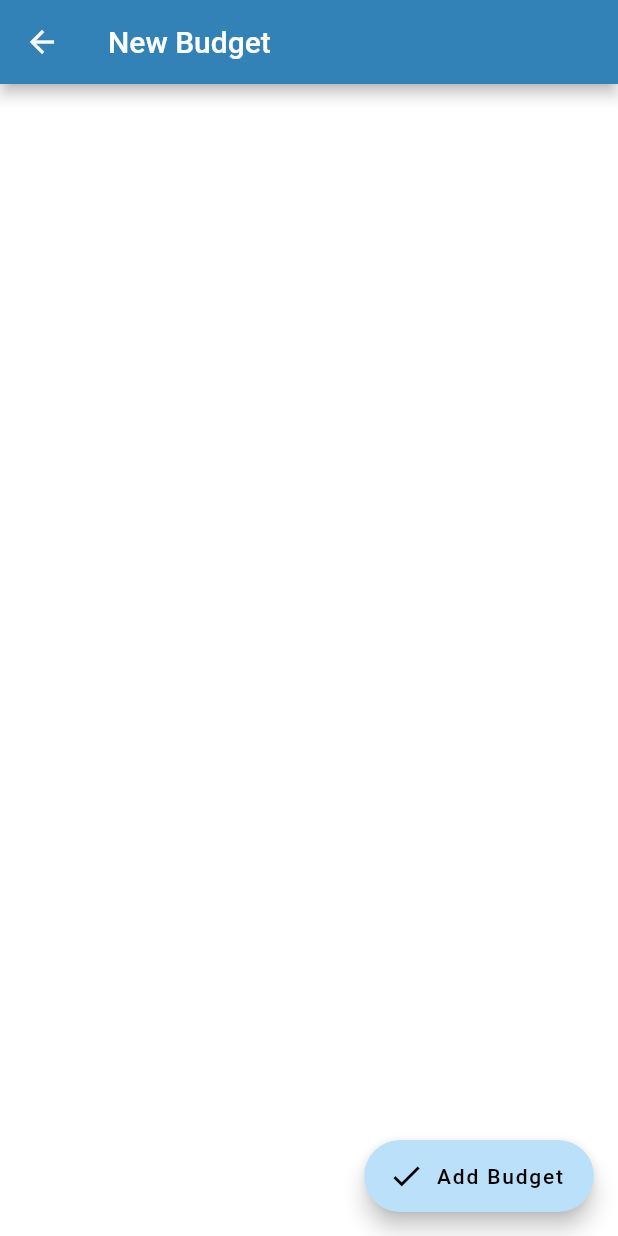
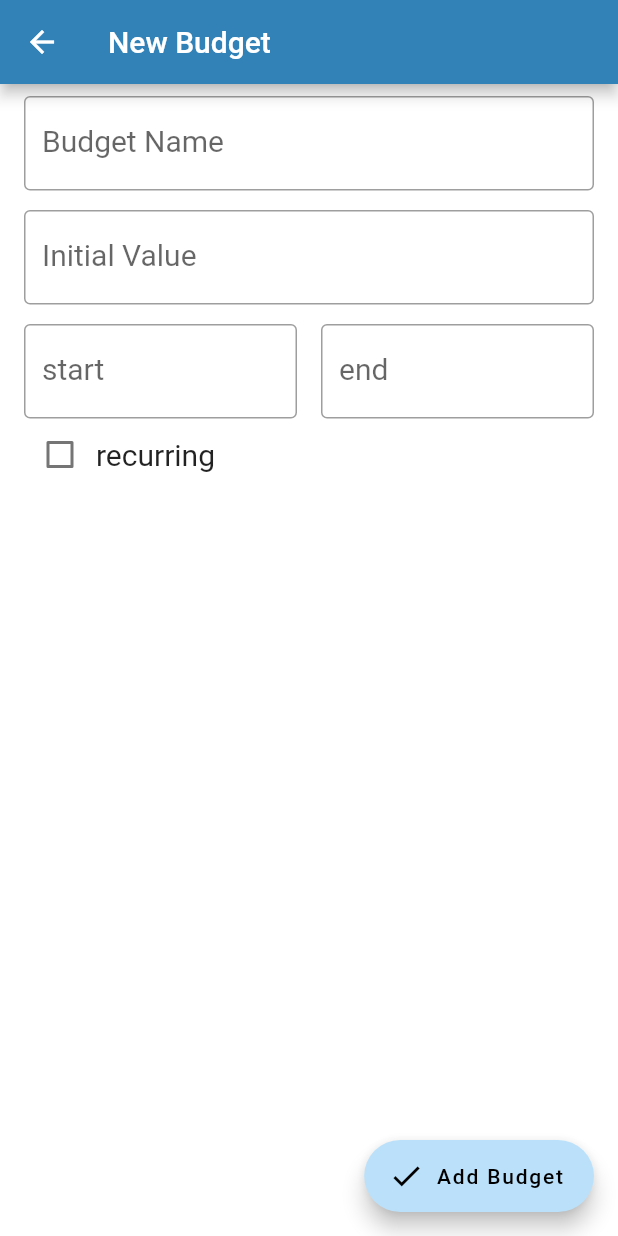
Before and after one commit to budgetiser/budgetiser, a Flutter app: the NewBudget screen opened directly, on a phone screen of 412 x 824 dp. Run offline on Flutter 3.47's test engine with Material 2 defaults, Android fonts, the phone set to English and light mode, and no system bars; our stand-ins replace percent_indicator.

Commit message:
added some parts of budget forms

```diff
--- a/budgetiser/lib/screens/budgets/newBudget.dart
+++ b/budgetiser/lib/screens/budgets/newBudget.dart
@@ -1,5 +1,4 @@
-import 'package:budgetiser/screens/account/shared/accountForm.dart';
-import 'package:budgetiser/screens/account/shared/savingAccountForm.dart';
+import 'package:budgetiser/screens/budgets/shared/budgetForm.dart';
 import 'package:flutter/material.dart';
 
 class NewBudget extends StatelessWidget {
@@ -18,6 +17,7 @@ class NewBudget extends StatelessWidget {
             padding: const EdgeInsets.symmetric(horizontal: 8),
             child: Column(
               children: [
+                BudgetForm(),
               ],
             ),
           ),
--- /dev/null
+++ b/budgetiser/lib/screens/budgets/shared/budgetForm.dart
@@ -0,0 +1,115 @@
+import 'package:budgetiser/screens/account/shared/selectIcon.dart';
+import 'package:budgetiser/shared/services/datePicker.dart';
+import 'package:flutter/material.dart';
+
+class BudgetForm extends StatefulWidget {
+  BudgetForm({
+    Key? key,
+    this.initialName,
+    this.initalBalance,
+  }) : super(key: key);
+  String? initialName;
+  int? initalBalance;
+
+  @override
+  State<BudgetForm> createState() => _BudgetFormState();
+}
+
+class _BudgetFormState extends State<BudgetForm> {
+  var nameController = TextEditingController();
+  var balanceController = TextEditingController();
+  bool isRecurring = false;
+
+  @override
+  void initState() {
+    if (widget.initialName != null) {
+      nameController.text = widget.initialName!;
+    }
+    if (widget.initalBalance != null) {
+      balanceController.text = widget.initalBalance!.toString();
+    }
+    super.initState();
+  }
+
+  @override
+  void dispose() {
+    // Clean up the controller when the widget is disposed.
+    nameController.dispose();
+    super.dispose();
+  }
+
+  @override
+  Widget build(BuildContext context) {
+    return Padding(
+      padding: const EdgeInsets.all(8.0),
+      child: Container(
+        decoration: const BoxDecoration(
+          borderRadius: BorderRadius.all(Radius.circular(20)),
+        ),
+        child: Column(
+          children: [
+            Row(
+              children: <Widget>[
+                Flexible(
+                  child: TextFormField(
+                    controller: nameController,
+                    // initialValue: widget.initialName,
+                    decoration: const InputDecoration(
+                      labelText: "Budget Name",
+                      border: OutlineInputBorder(),
+                    ),
+                  ),
+                ),
+              ],
+            ),
+            Padding(
+              padding: const EdgeInsets.only(top: 13),
+              child: TextFormField(
+                controller: balanceController,
+                keyboardType:
+                    const TextInputType.numberWithOptions(decimal: true),
+                decoration: const InputDecoration(
+                  labelText: "Initial Value",
+                  border: OutlineInputBorder(),
+                ),
+              ),
+            ),
+            Row(
+              children: <Widget>[
+                Flexible(
+                  child: Padding(
+                    padding: const EdgeInsets.only(bottom: 0, right: 8, top: 13),
+                    child: DatePicker(
+                      label: "start",
+                    ),
+                  ),
+                ),
+                Flexible(
+                  child: Padding(
+                    padding: const EdgeInsets.only(bottom: 0, left: 8, top: 13),
+                    child: DatePicker(
+                      label: "end",
+                    ),
+                  ),
+                ),
+              ],
+            ),
+            Row(
+              children: [
+                Checkbox(
+                  value: isRecurring,
+                  onChanged: (bool? newValue) {
+                    setState(() {
+                      isRecurring = newValue!;
+                    });
+                  },
+                ),
+                const Text("recurring"),
+              ],
+            ),
+          ],
+        ),
+      ),
+    );
+  }
+}
```
